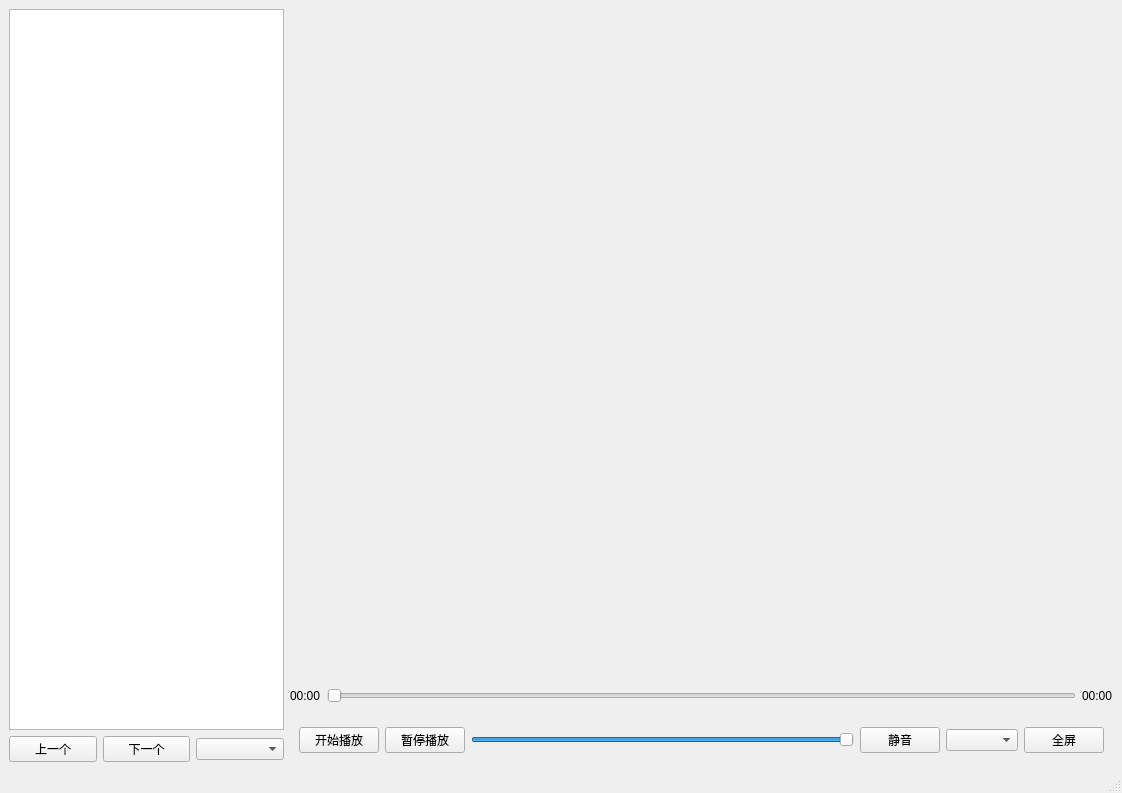
Qt form src/ui/mainwindow.ui (xyhez/TinyVideoProcessor) before a commit.
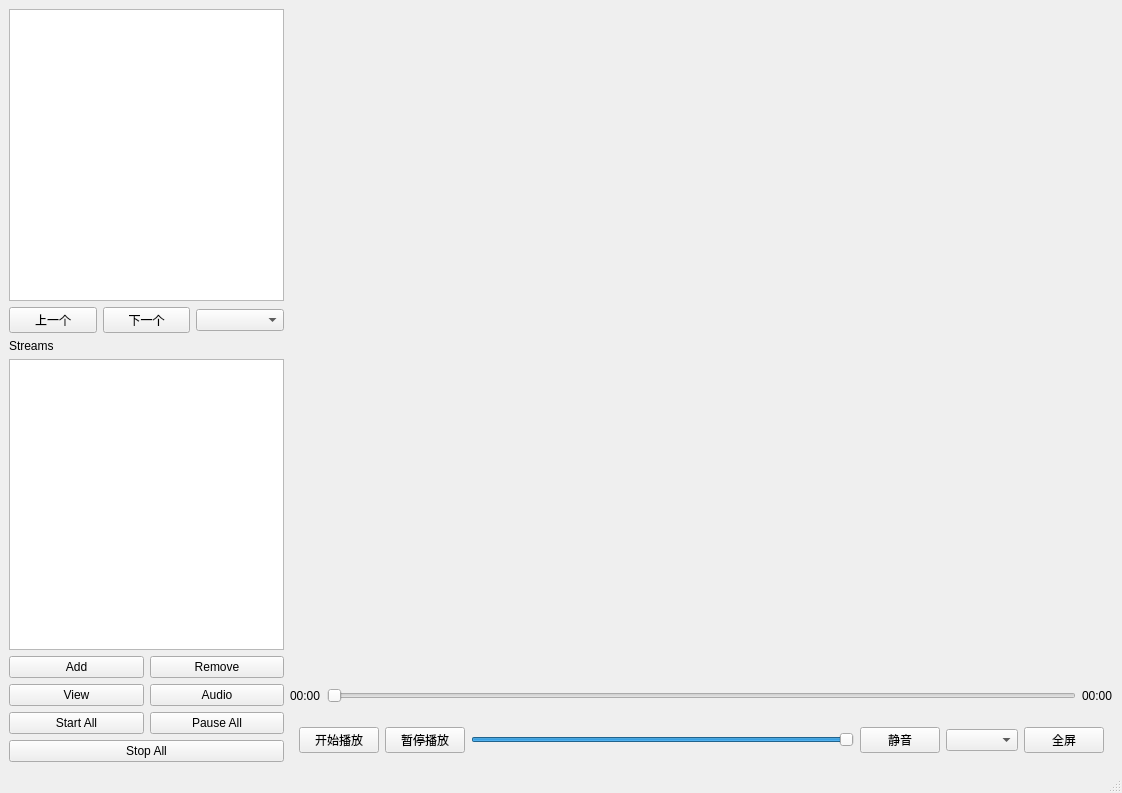
The same form after that commit.

Patch:
```diff
--- a/src/ui/mainwindow.ui
+++ b/src/ui/mainwindow.ui
@@ -41,6 +41,69 @@
         </item>
        </layout>
       </item>
+      <item>
+       <widget class="QLabel" name="label_streams">
+        <property name="text">
+         <string>Streams</string>
+        </property>
+       </widget>
+      </item>
+      <item>
+       <widget class="QListWidget" name="listWidget_streams"/>
+      </item>
+      <item>
+       <layout class="QGridLayout" name="gridLayout_streams">
+        <item row="0" column="0">
+         <widget class="QPushButton" name="pushButton_addStream">
+          <property name="text">
+           <string>Add</string>
+          </property>
+         </widget>
+        </item>
+        <item row="0" column="1">
+         <widget class="QPushButton" name="pushButton_removeStream">
+          <property name="text">
+           <string>Remove</string>
+          </property>
+         </widget>
+        </item>
+        <item row="1" column="0">
+         <widget class="QPushButton" name="pushButton_activeStream">
+          <property name="text">
+           <string>View</string>
+          </property>
+         </widget>
+        </item>
+        <item row="1" column="1">
+         <widget class="QPushButton" name="pushButton_activeAudio">
+          <property name="text">
+           <string>Audio</string>
+          </property>
+         </widget>
+        </item>
+        <item row="2" column="0">
+         <widget class="QPushButton" name="pushButton_startAll">
+          <property name="text">
+           <string>Start All</string>
+          </property>
+         </widget>
+        </item>
+        <item row="2" column="1">
+         <widget class="QPushButton" name="pushButton_pauseAll">
+          <property name="text">
+           <string>Pause All</string>
+          </property>
+         </widget>
+        </item>
+        <item row="3" column="0" colspan="2">
+         <widget class="QPushButton" name="pushButton_stopAll">
+          <property name="text">
+           <string>Stop All</string>
+          </property>
+         </widget>
+        </item>
+       </layout>
+      </item>
      </layout>
     </item>
     <item>
```
